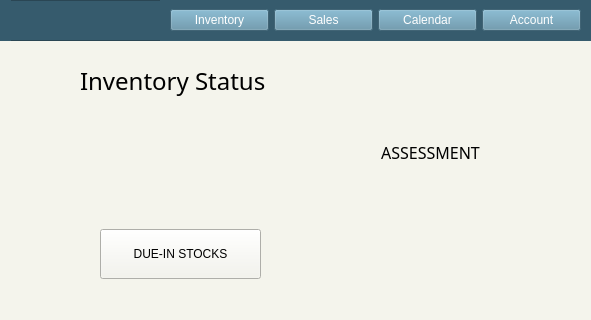
The window that landingPage.ui (ongchangco/Economystique2) describes before a commit, drawn with Qt 5; both pictures show x 210 to 801 and y 0 to 320 of the 801 by 600 pixel window.
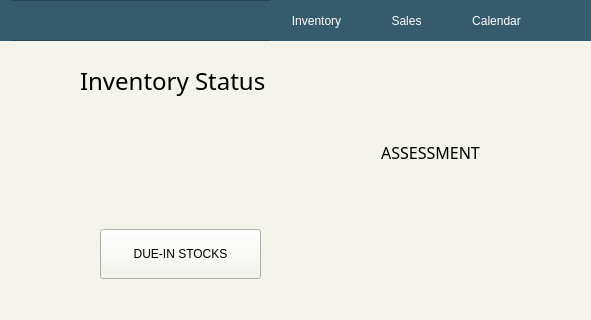
The same window after the commit. Icons and pictures are not drawn.

Diff of the .ui file:
```diff
--- a/landingPage.ui
+++ b/landingPage.ui
@@ -253,71 +253,6 @@
     <property name="frameShadow">
      <enum>QFrame::Raised</enum>
     </property>
-    <widget class="QWidget" name="horizontalLayoutWidget">
-     <property name="geometry">
-      <rect>
-       <x>370</x>
-       <y>0</y>
-       <width>431</width>
-       <height>41</height>
-      </rect>
-     </property>
-     <layout class="QHBoxLayout" name="horizontalLayout_2">
-      <property name="spacing">
-       <number>5</number>
-      </property>
-      <property name="leftMargin">
-       <number>10</number>
-      </property>
-      <property name="rightMargin">
-       <number>10</number>
-      </property>
-      <item>
-       <widget class="QPushButton" name="btnInventory">
-        <property name="styleSheet">
-         <string notr="true">background: #5b8ca4;
-color: white;</string>
-        </property>
-        <property name="text">
-         <string>Inventory</string>
-        </property>
-       </widget>
-      </item>
-      <item>
-       <widget class="QPushButton" name="btnSales">
-        <property name="styleSheet">
-         <string notr="true">background: #5b8ca4;
-color: white;</string>
-        </property>
-        <property name="text">
-         <string>Sales</string>
-        </property>
-       </widget>
-      </item>
-      <item>
-       <widget class="QPushButton" name="btnCalendar">
-        <property name="styleSheet">
-         <string notr="true">background: #5b8ca4;
-color: white;</string>
-        </property>
-        <property name="text">
-         <string>Calendar</string>
-        </property>
-       </widget>
-      </item>
-      <item>
-       <widget class="QPushButton" name="btnAccount">
-        <property name="styleSheet">
-         <string notr="true">background: #5b8ca4;
-color: white;</string>
-        </property>
-        <property name="text">
-         <string>Account</string>
-        </property>
-       </widget>
-      </item>
-     </layout>
-    </widget>
     <widget class="QLabel" name="titleLabel">
      <property name="geometry">
       <rect>
@@ -343,6 +278,155 @@
       <set>Qt::AlignCenter</set>
      </property>
     </widget>
+    <widget class="QPushButton" name="btnCalendar">
+     <property name="geometry">
+      <rect>
+       <x>660</x>
+       <y>0</y>
+       <width>93</width>
+       <height>41</height>
+      </rect>
+     </property>
+     <property name="font">
+      <font>
+       <pointsize>9</pointsize>
+      </font>
+     </property>
+     <property name="cursor">
+      <cursorShape>PointingHandCursor</cursorShape>
+     </property>
+     <property name="styleSheet">
+      <string notr="true">QPushButton {
+    background-color: #365b6d;
+    color: white;
+    border-radius: 50px;
+}
+QPushButton:hover {
+    background-color: #5b8ca4;
+}
+QPushButton:pressed {
+    border-style: inset;
+    background-color: #365b6d;
+}
+</string>
+     </property>
+     <property name="text">
+      <string>Calendar</string>
+     </property>
+    </widget>
+    <widget class="QPushButton" name="btnAccount">
+     <property name="geometry">
+      <rect>
+       <x>750</x>
+       <y>0</y>
+       <width>51</width>
+       <height>41</height>
+      </rect>
+     </property>
+     <property name="cursor">
+      <cursorShape>PointingHandCursor</cursorShape>
+     </property>
+     <property name="styleSheet">
+      <string notr="true">QPushButton {
+    background-color: #365b6d;
+    color: white;
+    border-radius: 50px;
+}
+QPushButton:hover {
+    background-color: #5b8ca4;
+}
+QPushButton:pressed {
+    border-style: inset;
+    background-color: #365b6d;
+}
+</string>
+     </property>
+     <property name="text">
+      <string/>
+     </property>
+     <property name="icon">
+      <iconset>
+       <normaloff>img/pfBtn.png</normaloff>img/pfBtn.png</iconset>
+     </property>
+     <property name="iconSize">
+      <size>
+       <width>40</width>
+       <height>40</height>
+      </size>
+     </property>
+    </widget>
+    <widget class="QPushButton" name="btnSales">
+     <property name="geometry">
+      <rect>
+       <x>570</x>
+       <y>0</y>
+       <width>93</width>
+       <height>41</height>
+      </rect>
+     </property>
+     <property name="font">
+      <font>
+       <pointsize>9</pointsize>
+      </font>
+     </property>
+     <property name="cursor">
+      <cursorShape>PointingHandCursor</cursorShape>
+     </property>
+     <property name="styleSheet">
+      <string notr="true">QPushButton {
+    background-color: #365b6d;
+    color: white;
+    border-radius: 50px;
+}
+QPushButton:hover {
+    background-color: #5b8ca4;
+}
+QPushButton:pressed {
+    border-style: inset;
+    background-color: #365b6d;
+}
+</string>
+     </property>
+     <property name="text">
+      <string>Sales</string>
+     </property>
+    </widget>
+    <widget class="QPushButton" name="btnInventory">
+     <property name="geometry">
+      <rect>
+       <x>480</x>
+       <y>0</y>
+       <width>93</width>
+       <height>41</height>
+      </rect>
+     </property>
+     <property name="font">
+      <font>
+       <pointsize>9</pointsize>
+      </font>
+     </property>
+     <property name="cursor">
+      <cursorShape>PointingHandCursor</cursorShape>
+     </property>
+     <property name="styleSheet">
+      <string notr="true">QPushButton {
+    background-color: #365b6d;
+    color: white;
+    border-radius: 50px;
+}
+QPushButton:hover {
+    background-color: #5b8ca4;
+}
+QPushButton:pressed {
+    border-style: inset;
+    background-color: #365b6d;
+}
+</string>
+     </property>
+     <property name="text">
+      <string>Inventory</string>
+     </property>
+    </widget>
    </widget>
   </widget>
   <widget class="QStatusBar" name="statusbar"/>
```
